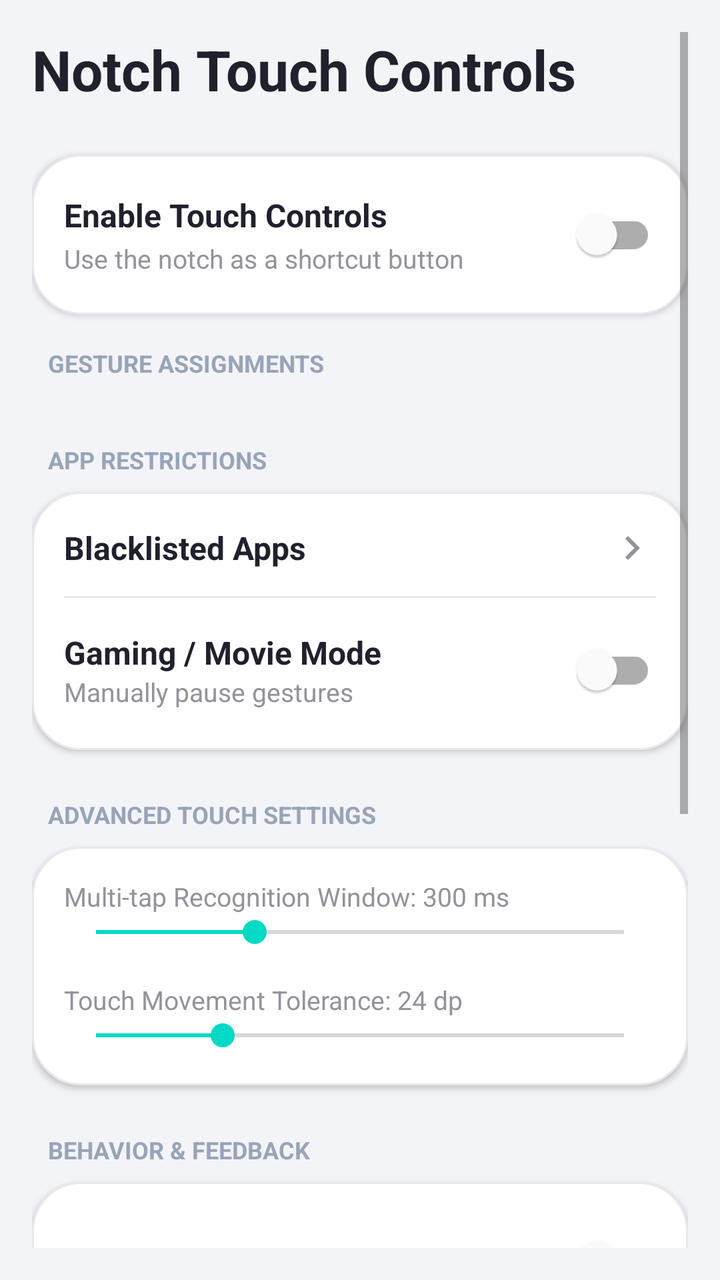
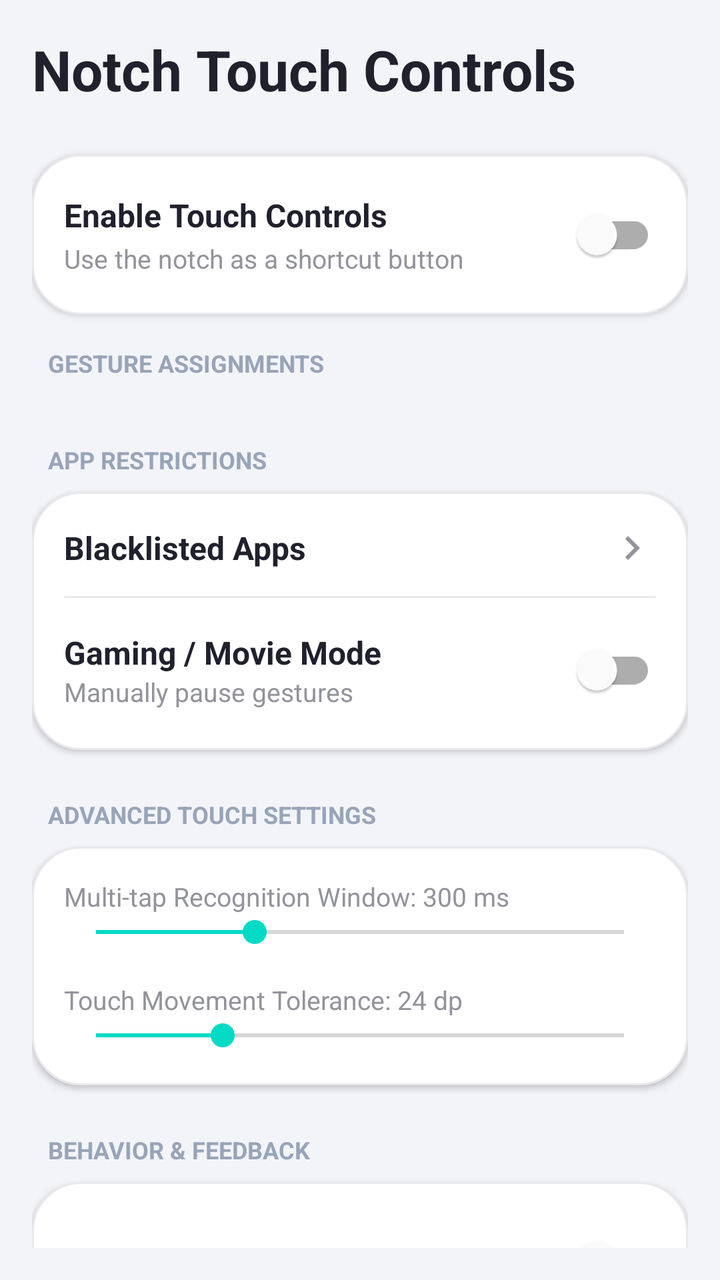

The first picture is an Android layout as it rendered before a commit; the second is the same layout after the commit. The layout source and the unified diff follow.
<!-- AndroidManifest.xml: application theme Theme.ZZZZNotch -->
<!-- res/layout/fragment_gestures.xml -->
<?xml version="1.0" encoding="utf-8"?>
<ScrollView xmlns:android="http://schemas.android.com/apk/res/android"
    xmlns:app="http://schemas.android.com/apk/res-auto"
    android:layout_width="match_parent"
    android:layout_height="match_parent"
    android:background="@color/app_background"
    android:padding="16dp">

    <LinearLayout
        android:layout_width="match_parent"
        android:layout_height="wrap_content"
        android:orientation="vertical">

        <TextView
            android:layout_width="wrap_content"
            android:layout_height="wrap_content"
            android:text="Notch Touch Controls"
            android:textColor="@color/text_primary"
            android:textSize="28sp"
            android:textStyle="bold"
            android:layout_marginBottom="24dp"/>

        
        <LinearLayout
            android:layout_width="match_parent"
            android:layout_height="wrap_content"
            android:orientation="horizontal"
            android:background="@drawable/bg_rounded_card"
            android:elevation="2dp"
            android:padding="16dp"
            android:gravity="center_vertical"
            android:layout_marginBottom="16dp">

            <LinearLayout
                android:layout_width="0dp"
                android:layout_height="wrap_content"
                android:layout_weight="1"
                android:orientation="vertical">

                <TextView
                    android:layout_width="wrap_content"
                    android:layout_height="wrap_content"
                    android:text="Enable Touch Controls"
                    android:textColor="@color/text_primary"
                    android:textSize="16sp"
                    android:textStyle="bold"/>

                <TextView
                    android:layout_width="wrap_content"
                    android:layout_height="wrap_content"
                    android:text="Use the notch as a shortcut button"
                    android:textColor="@color/text_secondary"
                    android:textSize="13sp"
                    android:layout_marginTop="2dp"/>
            </LinearLayout>

            <com.google.android.material.switchmaterial.SwitchMaterial
                android:id="@+id/switch_gestures_master"
                android:layout_width="wrap_content"
                android:layout_height="wrap_content"/>
        </LinearLayout>

        
        <LinearLayout
            android:id="@+id/card_accessibility_warning"
            android:layout_width="match_parent"
            android:layout_height="wrap_content"
            android:orientation="horizontal"
            android:background="@drawable/bg_rounded_card"
            android:elevation="2dp"
            android:padding="16dp"
            android:gravity="center_vertical"
            android:layout_marginBottom="24dp"
            android:visibility="gone">

            <ImageView
                android:layout_width="40dp"
                android:layout_height="40dp"
                android:src="@android:drawable/ic_dialog_alert"
                app:tint="@color/primary_coral"
                android:background="@drawable/bg_rounded_card_coral"
                android:padding="8dp"
                android:layout_marginEnd="16dp"/>

            <LinearLayout
                android:layout_width="0dp"
                android:layout_height="wrap_content"
                android:layout_weight="1"
                android:orientation="vertical">

                <TextView
                    android:layout_width="wrap_content"
                    android:layout_height="wrap_content"
                    android:text="Accessibility Required"
                    android:textColor="@color/text_primary"
                    android:textSize="16sp"
                    android:textStyle="bold"/>

                <TextView
                    android:layout_width="wrap_content"
                    android:layout_height="wrap_content"
                    android:text="Needed to perform system actions"
                    android:textColor="@color/text_secondary"
                    android:textSize="13sp"
                    android:layout_marginTop="2dp"/>
            </LinearLayout>

            <Button
                android:id="@+id/btn_grant_accessibility"
                android:layout_width="wrap_content"
                android:layout_height="wrap_content"
                android:text="GRANT"
                android:textColor="@color/white"
                android:background="@drawable/bg_outlined_button_coral"
                app:backgroundTint="@null"/>
        </LinearLayout>

        <TextView
            android:layout_width="wrap_content"
            android:layout_height="wrap_content"
            android:text="GESTURE ASSIGNMENTS"
            android:textColor="@color/text_muted"
            android:textSize="12sp"
            android:textStyle="bold"
            android:layout_marginBottom="8dp"
            android:layout_marginStart="8dp"/>

        <androidx.recyclerview.widget.RecyclerView
            android:id="@+id/rv_gestures"
            android:layout_width="match_parent"
            android:layout_height="wrap_content"
            android:nestedScrollingEnabled="false"
            android:layout_marginBottom="24dp"/>

        <TextView
            android:layout_width="wrap_content"
            android:layout_height="wrap_content"
            android:text="APP RESTRICTIONS"
            android:textColor="@color/text_muted"
            android:textSize="12sp"
            android:textStyle="bold"
            android:layout_marginBottom="8dp"
            android:layout_marginStart="8dp"/>

        
        <LinearLayout
            android:layout_width="match_parent"
            android:layout_height="wrap_content"
            android:orientation="vertical"
            android:background="@drawable/bg_rounded_card"
            android:elevation="2dp"
            android:padding="16dp"
            android:layout_marginBottom="24dp">

            <LinearLayout
                android:id="@+id/row_blacklisted_apps"
                android:layout_width="match_parent"
                android:layout_height="wrap_content"
                android:orientation="horizontal"
                android:gravity="center_vertical"
                android:clickable="true"
                android:focusable="true"
                android:background="?attr/selectableItemBackground"
                android:paddingBottom="12dp">

                <TextView
                    android:layout_width="0dp"
                    android:layout_height="wrap_content"
                    android:layout_weight="1"
                    android:text="Blacklisted Apps"
                    android:textColor="@color/text_primary"
                    android:textSize="16sp"
                    android:textStyle="bold"/>
                <ImageView
                    android:layout_width="24dp"
                    android:layout_height="24dp"
                    android:src="@drawable/ic_menu_forward"
                    app:tint="@color/text_secondary"/>
            </LinearLayout>

            <View android:layout_width="match_parent" android:layout_height="1dp" android:background="@color/divider_color"/>

            <LinearLayout
                android:layout_width="match_parent"
                android:layout_height="wrap_content"
                android:orientation="horizontal"
                android:gravity="center_vertical"
                android:paddingTop="12dp">

                <LinearLayout
                    android:layout_width="0dp"
                    android:layout_height="wrap_content"
                    android:layout_weight="1"
                    android:orientation="vertical">
                    <TextView
                        android:layout_width="wrap_content"
                        android:layout_height="wrap_content"
                        android:text="Gaming / Movie Mode"
                        android:textColor="@color/text_primary"
                        android:textSize="16sp"
                        android:textStyle="bold"/>
                    <TextView
                        android:layout_width="wrap_content"
                        android:layout_height="wrap_content"
                        android:text="Manually pause gestures"
                        android:textColor="@color/text_secondary"
                        android:textSize="13sp"/>
                </LinearLayout>

                <com.google.android.material.switchmaterial.SwitchMaterial
                    android:id="@+id/switch_gaming_mode"
                    android:layout_width="wrap_content"
                    android:layout_height="wrap_content"/>
            </LinearLayout>
        </LinearLayout>

        <TextView
            android:layout_width="wrap_content"
            android:layout_height="wrap_content"
            android:text="ADVANCED TOUCH SETTINGS"
            android:textColor="@color/text_muted"
            android:textSize="12sp"
            android:textStyle="bold"
            android:layout_marginBottom="8dp"
            android:layout_marginStart="8dp"/>

        
        <LinearLayout
            android:layout_width="match_parent"
            android:layout_height="wrap_content"
            android:orientation="vertical"
            android:background="@drawable/bg_rounded_card"
            android:elevation="2dp"
            android:padding="16dp"
            android:layout_marginBottom="24dp">

            <TextView
                android:id="@+id/tv_window_label"
                android:layout_width="wrap_content"
                android:layout_height="wrap_content"
                android:text="Multi-tap Recognition Window: 300 ms"
                android:textColor="@color/text_secondary"
                android:textSize="13sp"/>

            <SeekBar
                android:id="@+id/seek_window"
                android:layout_width="match_parent"
                android:layout_height="wrap_content"
                android:max="1000"
                android:progress="300"
                android:layout_marginBottom="16dp"/>

            <TextView
                android:id="@+id/tv_tolerance_label"
                android:layout_width="wrap_content"
                android:layout_height="wrap_content"
                android:text="Touch Movement Tolerance: 24 dp"
                android:textColor="@color/text_secondary"
                android:textSize="13sp"/>

            <SeekBar
                android:id="@+id/seek_tolerance"
                android:layout_width="match_parent"
                android:layout_height="wrap_content"
                android:max="100"
                android:progress="24"/>
        </LinearLayout>

        <TextView
            android:layout_width="wrap_content"
            android:layout_height="wrap_content"
            android:text="BEHAVIOR &amp; FEEDBACK"
            android:textColor="@color/text_muted"
            android:textSize="12sp"
            android:textStyle="bold"
            android:layout_marginBottom="8dp"
            android:layout_marginStart="8dp"/>

        
        <LinearLayout
            android:layout_width="match_parent"
            android:layout_height="wrap_content"
            android:orientation="vertical"
            android:background="@drawable/bg_rounded_card"
            android:elevation="2dp"
            android:padding="16dp"
            android:layout_marginBottom="32dp">

            <LinearLayout
                android:layout_width="match_parent"
                android:layout_height="wrap_content"
                android:orientation="horizontal"
                android:gravity="center_vertical"
                android:paddingBottom="12dp">

                <TextView
                    android:layout_width="0dp"
                    android:layout_height="wrap_content"
                    android:layout_weight="1"
                    android:text="Show Touch Area (Debug border)"
                    android:textColor="@color/text_primary"
                    android:textSize="16sp"/>

                <com.google.android.material.switchmaterial.SwitchMaterial
                    android:id="@+id/switch_show_touch_area"
                    android:layout_width="wrap_content"
                    android:layout_height="wrap_content"/>
            </LinearLayout>

            <View android:layout_width="match_parent" android:layout_height="1dp" android:background="@color/divider_color"/>

            <LinearLayout
                android:layout_width="match_parent"
                android:layout_height="wrap_content"
                android:orientation="horizontal"
                android:gravity="center_vertical"
                android:paddingTop="12dp"
                android:paddingBottom="12dp">

                <TextView
                    android:layout_width="0dp"
                    android:layout_height="wrap_content"
                    android:layout_weight="1"
                    android:text="Haptic Feedback on Touch"
                    android:textColor="@color/text_primary"
                    android:textSize="16sp"/>

                <com.google.android.material.switchmaterial.SwitchMaterial
                    android:id="@+id/switch_haptic_feedback"
                    android:layout_width="wrap_content"
                    android:layout_height="wrap_content"/>
            </LinearLayout>

            <View android:layout_width="match_parent" android:layout_height="1dp" android:background="@color/divider_color"/>

            <LinearLayout
                android:layout_width="match_parent"
                android:layout_height="wrap_content"
                android:orientation="horizontal"
                android:gravity="center_vertical"
                android:paddingTop="12dp"
                android:paddingBottom="12dp">

                <TextView
                    android:layout_width="0dp"
                    android:layout_height="wrap_content"
                    android:layout_weight="1"
                    android:text="Disable in Landscape Mode"
                    android:textColor="@color/text_primary"
                    android:textSize="16sp"/>

                <com.google.android.material.switchmaterial.SwitchMaterial
                    android:id="@+id/switch_disable_landscape"
                    android:layout_width="wrap_content"
                    android:layout_height="wrap_content"/>
            </LinearLayout>

            <View android:layout_width="match_parent" android:layout_height="1dp" android:background="@color/divider_color"/>

            <LinearLayout
                android:layout_width="match_parent"
                android:layout_height="wrap_content"
                android:orientation="horizontal"
                android:gravity="center_vertical"
                android:paddingTop="12dp"
                android:paddingBottom="12dp">

                <TextView
                    android:layout_width="0dp"
                    android:layout_height="wrap_content"
                    android:layout_weight="1"
                    android:text="Disable during Phone Calls"
                    android:textColor="@color/text_primary"
                    android:textSize="16sp"/>

                <com.google.android.material.switchmaterial.SwitchMaterial
                    android:id="@+id/switch_disable_calls"
                    android:layout_width="wrap_content"
                    android:layout_height="wrap_content"/>
            </LinearLayout>

            <View android:layout_width="match_parent" android:layout_height="1dp" android:background="@color/divider_color"/>

            <LinearLayout
                android:layout_width="match_parent"
                android:layout_height="wrap_content"
                android:orientation="horizontal"
                android:gravity="center_vertical"
                android:paddingTop="12dp">

                <TextView
                    android:layout_width="0dp"
                    android:layout_height="wrap_content"
                    android:layout_weight="1"
                    android:text="Disable on Lock Screen"
                    android:textColor="@color/text_primary"
                    android:textSize="16sp"/>

                <com.google.android.material.switchmaterial.SwitchMaterial
                    android:id="@+id/switch_disable_lockscreen"
                    android:layout_width="wrap_content"
                    android:layout_height="wrap_content"/>
            </LinearLayout>
        </LinearLayout>

    </LinearLayout>
</ScrollView>
<!-- resources referenced by this layout -->
<resources>
  <color name="app_background">#F3F4F8</color>
  <color name="divider_color">#E9E9ED</color>
  <color name="primary_coral">#F4515B</color>
  <color name="text_muted">#98A4B8</color>
  <color name="text_primary">#20212D</color>
  <color name="text_secondary">#92939B</color>
  <color name="white">#FFFFFFFF</color>
  <!-- drawable bg_outlined_button_coral (drawable) -->
  <?xml version="1.0" encoding="utf-8"?>
  <shape xmlns:android="http://schemas.android.com/apk/res/android"
      android:shape="rectangle">
      <solid android:color="@color/primary_coral" />
      <corners android:radius="24dp" />
  </shape>
  <!-- drawable bg_rounded_card (drawable) -->
  <?xml version="1.0" encoding="utf-8"?>
  <shape xmlns:android="http://schemas.android.com/apk/res/android"
      android:shape="rectangle">
      <solid android:color="@color/card_background" />
      <corners android:radius="24dp" />
      <stroke android:width="1dp" android:color="@color/divider_color" />
  </shape>
  <!-- drawable bg_rounded_card_coral (drawable) -->
  <?xml version="1.0" encoding="utf-8"?>
  <shape xmlns:android="http://schemas.android.com/apk/res/android"
      android:shape="rectangle">
      <solid android:color="@color/pale_coral" />
      <corners android:radius="24dp" />
  </shape>
  <!-- drawable ic_menu_forward (drawable) -->
  <vector xmlns:android="http://schemas.android.com/apk/res/android"
      android:width="24dp"
      android:height="24dp"
      android:viewportWidth="24"
      android:viewportHeight="24">
    <path
        android:pathData="M8.59,16.59L13.17,12 8.59,7.41 10,6l6,6 -6,6z"
        android:fillColor="#8A8D93"/>
  </vector>
  <style name="Theme.ZZZZNotch" parent="Theme.MaterialComponents.Light.NoActionBar">
          <item name="colorPrimary">@color/primary_coral</item>
          <item name="colorPrimaryVariant">@color/primary_coral</item>
          <item name="colorOnPrimary">@color/white</item>
          <item name="colorSecondary">@color/teal_200</item>
          <item name="colorSecondaryVariant">@color/teal_700</item>
          <item name="colorOnSecondary">@color/black</item>
          <item name="android:statusBarColor">@color/app_background</item>
          <item name="android:windowLightStatusBar">true</item>
          <item name="android:navigationBarColor">@color/card_background</item>
          <item name="android:windowLightNavigationBar" tools:targetApi="O">true</item>
      </style>
  <color name="card_background">#FFFFFF</color>
  <color name="pale_coral">#FDEBEC</color>
  <color name="teal_200">#FF03DAC5</color>
  <color name="teal_700">#FF018786</color>
  <color name="black">#FF000000</color>
</resources>

<!-- the commit's change to res/layout/fragment_gestures.xml (unified diff, before → after) -->
@@ -1,5 +1,5 @@
 <?xml version="1.0" encoding="utf-8"?>
-<ScrollView xmlns:android="http://schemas.android.com/apk/res/android"
+<androidx.core.widget.NestedScrollView xmlns:android="http://schemas.android.com/apk/res/android"
     xmlns:app="http://schemas.android.com/apk/res-auto"
     android:layout_width="match_parent"
     android:layout_height="match_parent"
@@ -404,4 +404,4 @@
         </LinearLayout>
 
     </LinearLayout>
-</ScrollView>
+</androidx.core.widget.NestedScrollView>
